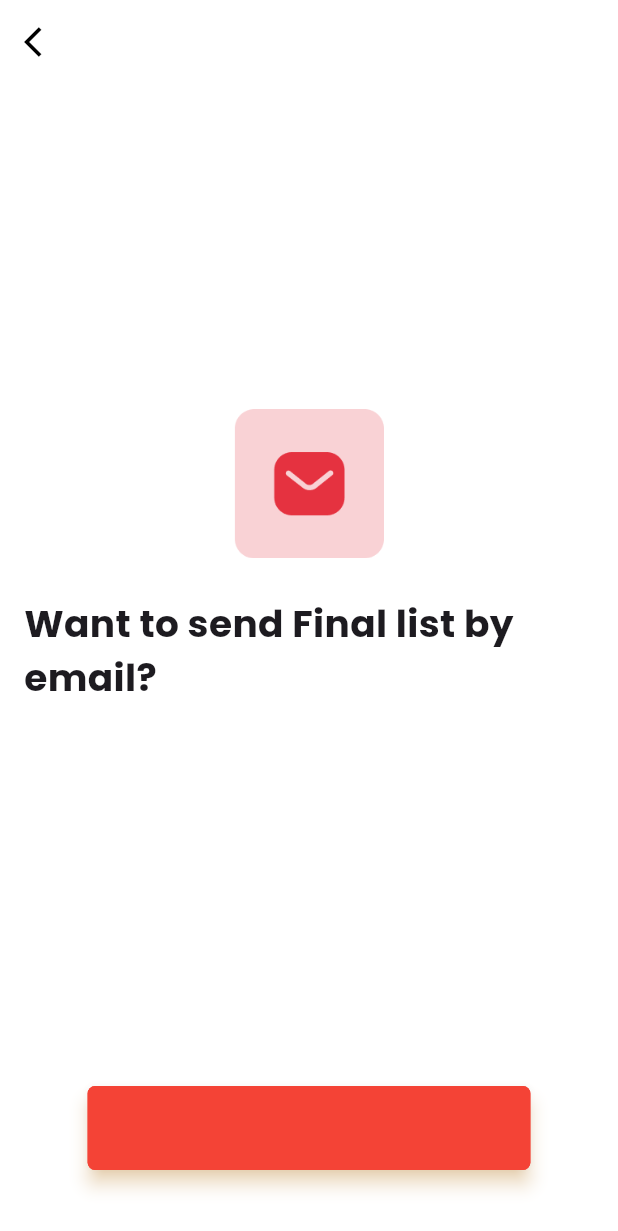
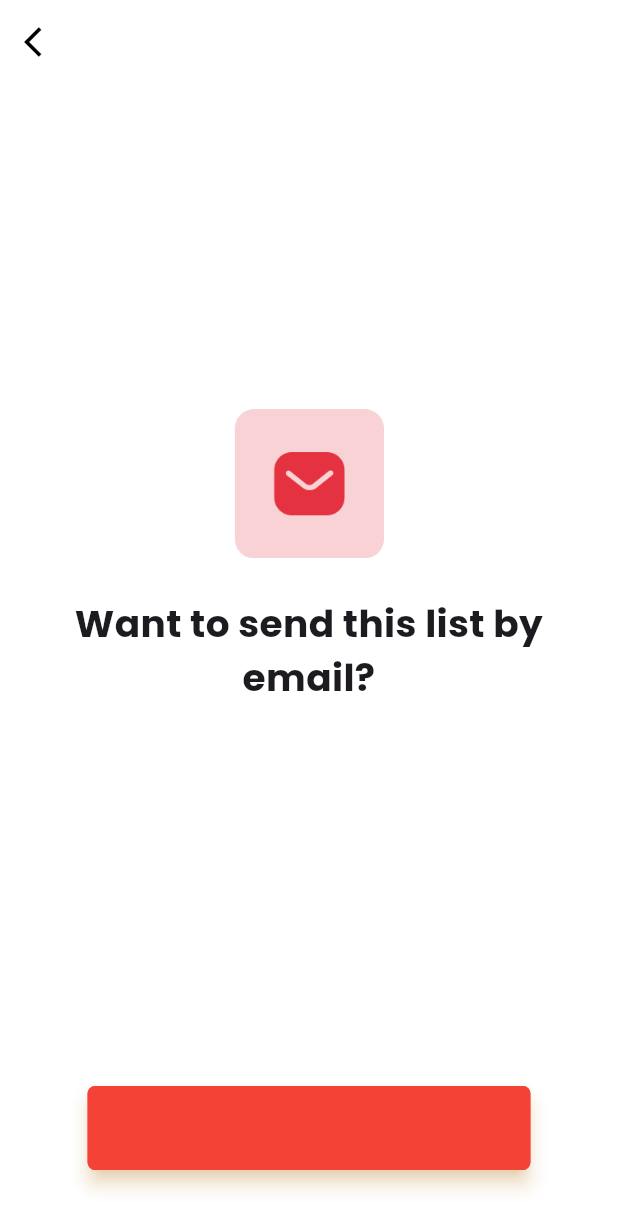
Before and after one commit to yashjoshi007/paramount, a Flutter app: the ConfirmPage2 screen opened directly with empty values, on a phone screen of 412 x 824 dp. Shown: the top 1231 px of the screen. Run offline on Flutter 3.47's test engine with Material 3 defaults, Android fonts, the phone set to English and light mode, and no system bars; our stand-ins replace cloud_firestore, firebase_auth, firebase_core, fluttertoast, google_fonts, shared_preferences; missing offline and left inert: flutter_barcode_scanner; accounts and stored records are empty; network calls fail.

Commit message:
Last twicks

```diff
--- a/lib/components/confirmpage2.dart
+++ b/lib/components/confirmpage2.dart
@@ -237,11 +237,12 @@ class _ConfirmPage2State extends State<ConfirmPage2> {
               ),
               SizedBox(height: 25),
               Text(
-                'Want to send Final list by email?',
+                'Want to send this list by email?',
                 style: GoogleFonts.poppins(
                   fontWeight: FontWeight.bold,
                   fontSize: 25,
                 ),
+                textAlign: TextAlign.center,
               ),
               SizedBox(height: 15),
               Text(
--- a/lib/ui/screens/homeColleague.dart
+++ b/lib/ui/screens/homeColleague.dart
@@ -756,7 +756,7 @@ class _MyHomePageState extends State<HomePageColleague> {
                                           MaterialPageRoute(
                                             builder: (context) =>
                                                 ConfirmPage2(
-                                                  description: 'Mail has been successfully sent to PMT-TXT and your account.',
+                                                  description: 'Click "Send" and you will be redirected to your email app with automatically generated email.',
                                                   btnText: 'Send',
                                                   userRole: widget.userRole,
                                                   Email: '${userDetails['email']}',),
@@ -909,7 +909,7 @@ class _MyHomePageState extends State<HomePageColleague> {
       bottomNavigationBar: Visibility(
         visible: showBottom,
         child: BottomAppBar(
-          color: Colors.white,
+          surfaceTintColor: Colors.white,
           child: LayoutBuilder(
             builder: (context, constraints) {
               return Row(
--- a/lib/ui/screens/homeScreen.dart
+++ b/lib/ui/screens/homeScreen.dart
@@ -577,7 +577,7 @@ class _MyHomePageState extends State<HomePageClient> {
                         MaterialPageRoute(
                           builder: (context) =>
                               ConfirmPage2(
-                                description: 'Mail has been successfully sent to PJC and your account.',
+                                description: 'Click "Send" and you will be redirected to your email app with automatically generated email.',
                                 btnText: 'Send',
                                 userRole: widget.userRole,
                                 Email: Email,),
```
Also changed, not shown: lib/ui/screens/articleDetailScreen.dart (+4 -5 lines).
